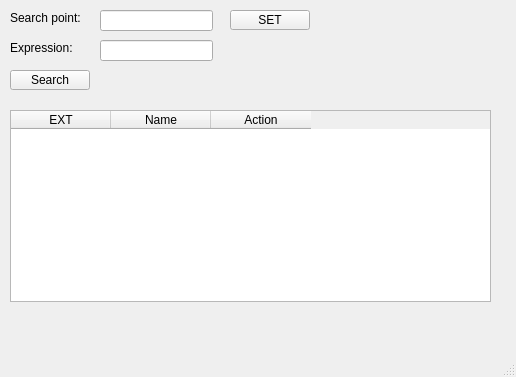
JerzySpendel/searching, file searching.ui: the form before one commit.
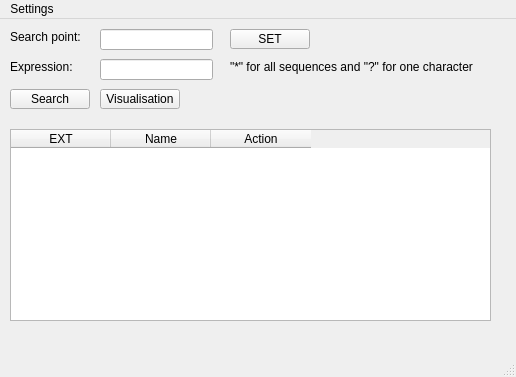
The form after the commit.

```diff
--- a/searching.ui
+++ b/searching.ui
@@ -111,6 +111,32 @@
      </property>
     </column>
    </widget>
+   <widget class="QLabel" name="label_3">
+    <property name="geometry">
+     <rect>
+      <x>230</x>
+      <y>40</y>
+      <width>281</width>
+      <height>16</height>
+     </rect>
+    </property>
+    <property name="text">
+     <string>&quot;*&quot; for all sequences and &quot;?&quot; for one character</string>
+    </property>
+   </widget>
+   <widget class="QPushButton" name="pushButton_3">
+    <property name="geometry">
+     <rect>
+      <x>100</x>
+      <y>70</y>
+      <width>80</width>
+      <height>20</height>
+     </rect>
+    </property>
+    <property name="text">
+     <string>Visualisation</string>
+    </property>
+   </widget>
   </widget>
   <widget class="QMenuBar" name="menubar">
    <property name="geometry">
@@ -121,6 +147,12 @@
      <height>18</height>
     </rect>
    </property>
+   <widget class="QMenu" name="menuSettings">
+    <property name="title">
+     <string>Settings</string>
+    </property>
+   </widget>
+   <addaction name="menuSettings"/>
   </widget>
   <widget class="QStatusBar" name="statusbar"/>
  </widget>
```
